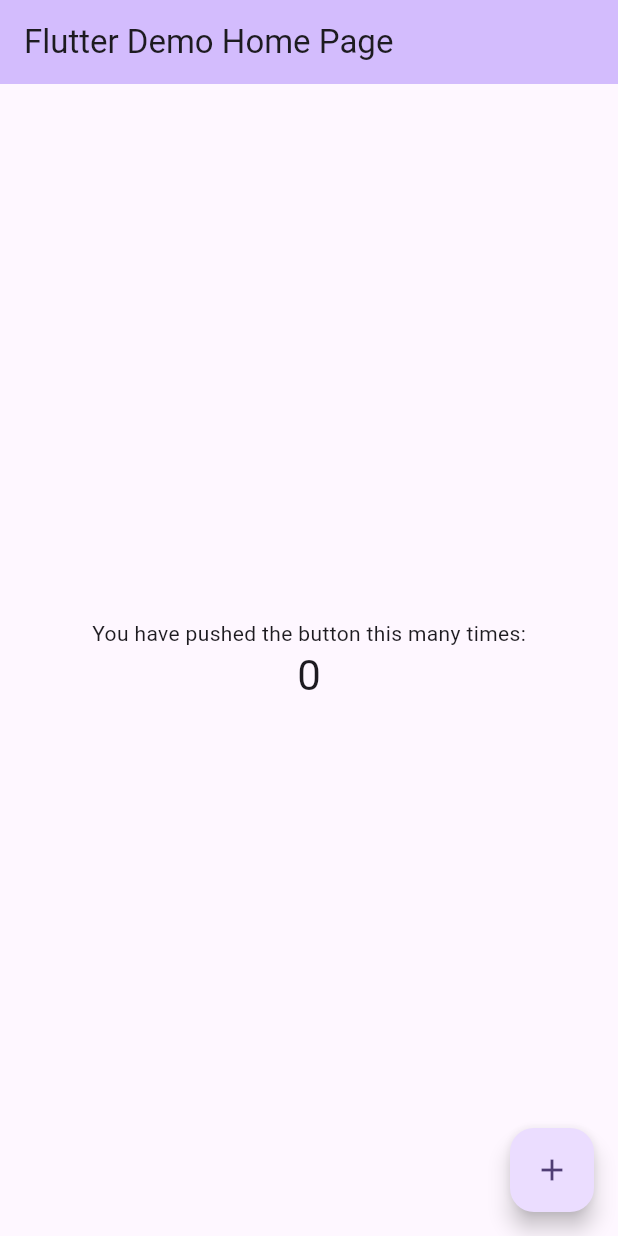
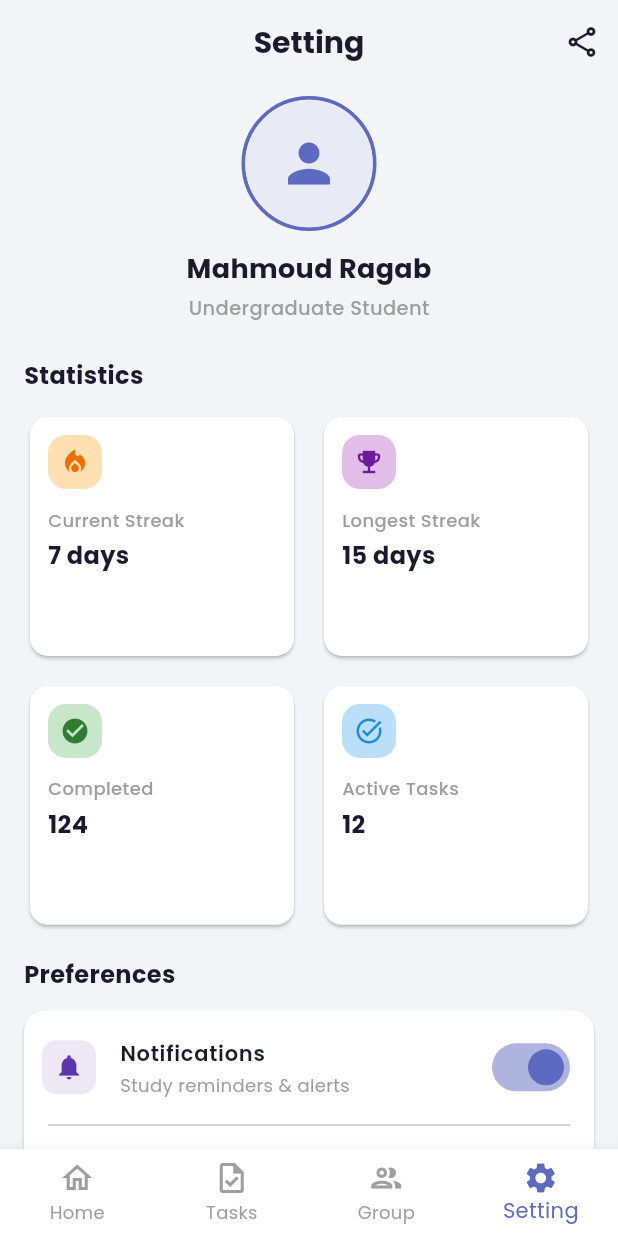
Before and after one commit to Adham167/Planova, a Flutter app: the screen it shows after launch, on a phone screen of 412 x 824 dp. Run offline on Flutter 3.47's test engine with Material 3 defaults, Android fonts, the phone set to English and light mode, and no system bars; our stand-ins replace google_fonts.

Commit message:
add Student Settings/Profile screen with stats grid and preference toggles

```diff
--- /dev/null
+++ b/lib/features/settings/screens/settings_screen.dart
@@ -0,0 +1,414 @@
+import 'package:flutter/material.dart';
+import 'package:google_fonts/google_fonts.dart';
+
+class SettingsScreen extends StatefulWidget {
+  const SettingsScreen({super.key});
+
+  @override
+  State<SettingsScreen> createState() => _SettingsScreenState();
+}
+
+class _SettingsScreenState extends State<SettingsScreen> {
+  bool _notificationsOn = true;
+  bool _darkModeOn = false;
+  int _selectedIndex = 3;
+
+  static const Color _backgroundColor = Color(0xFFF2F4F7);
+  static const Color _cardColor = Colors.white;
+  static const Color _primaryColor = Color(0xFF5C6BC0);
+  static const Color _textDark = Color(0xFF1A1A2E);
+  static const Color _textGrey = Color(0xFF9E9E9E);
+  static const Color _logoutRed = Color(0xFFE53935);
+
+  final List<_StatisticCardData> _statistics = const [
+    _StatisticCardData(
+      title: 'Current Streak',
+      value: '7 days',
+      icon: Icons.local_fire_department,
+      iconCircleColor: Color(0xFFFFE0B2),
+      iconColor: Color(0xFFEF6C00),
+    ),
+    _StatisticCardData(
+      title: 'Longest Streak',
+      value: '15 days',
+      icon: Icons.emoji_events,
+      iconCircleColor: Color(0xFFE1BEE7),
+      iconColor: Color(0xFF6A1B9A),
+    ),
+    _StatisticCardData(
+      title: 'Completed',
+      value: '124',
+      icon: Icons.check_circle,
+      iconCircleColor: Color(0xFFC8E6C9),
+      iconColor: Color(0xFF2E7D32),
+    ),
+    _StatisticCardData(
+      title: 'Active Tasks',
+      value: '12',
+      icon: Icons.task_alt,
+      iconCircleColor: Color(0xFFBBDEFB),
+      iconColor: Color(0xFF1E88E5),
+    ),
+  ];
+
+  void _onBottomNavTapped(int index) {
+    setState(() {
+      _selectedIndex = index;
+    });
+  }
+
+  Widget _buildStatisticCard(_StatisticCardData data) {
+    return Card(
+      color: _cardColor,
+      elevation: 1,
+      shape: RoundedRectangleBorder(borderRadius: BorderRadius.circular(12)),
+      child: Padding(
+        padding: const EdgeInsets.all(12.0),
+        child: Column(
+          crossAxisAlignment: CrossAxisAlignment.start,
+          children: [
+            Container(
+              width: 36,
+              height: 36,
+              decoration: BoxDecoration(
+                color: data.iconCircleColor,
+                borderRadius: BorderRadius.circular(12),
+              ),
+              child: Icon(data.icon, size: 20, color: data.iconColor),
+            ),
+            const SizedBox(height: 12),
+            Text(
+              data.title,
+              style: GoogleFonts.poppins(
+                color: _textGrey,
+                fontSize: 12,
+                fontWeight: FontWeight.w500,
+              ),
+            ),
+            const SizedBox(height: 4),
+            Text(
+              data.value,
+              style: GoogleFonts.poppins(
+                color: _textDark,
+                fontSize: 16,
+                fontWeight: FontWeight.w700,
+              ),
+            ),
+          ],
+        ),
+      ),
+    );
+  }
+
+  @override
+  Widget build(BuildContext context) {
+    return Scaffold(
+      backgroundColor: _backgroundColor,
+      appBar: AppBar(
+        backgroundColor: _backgroundColor,
+        elevation: 0,
+        centerTitle: true,
+        title: Text(
+          'Setting',
+          style: GoogleFonts.poppins(
+            color: _textDark,
+            fontSize: 20,
+            fontWeight: FontWeight.w700,
+          ),
+        ),
+        actions: [
+          IconButton(
+            icon: const Icon(Icons.share_outlined, color: Color(0xFF1A1A2E)),
+            onPressed: () {},
+          ),
+        ],
+      ),
+      body: SafeArea(
+        bottom: false,
+        child: SingleChildScrollView(
+          physics: const BouncingScrollPhysics(),
+          padding: const EdgeInsets.fromLTRB(16, 0, 16, 20),
+          child: Column(
+            crossAxisAlignment: CrossAxisAlignment.start,
+            children: [
+              const SizedBox(height: 8),
+              Center(
+                child: Column(
+                  children: [
+                    Container(
+                      width: 90,
+                      height: 90,
+                      decoration: BoxDecoration(
+                        shape: BoxShape.circle,
+                        border: Border.all(
+                          color: const Color(0xFF5C6BC0),
+                          width: 2.5,
+                        ),
+                      ),
+                      child: const CircleAvatar(
+                        radius: 40,
+                        backgroundColor: Color(0xFFE8EAF6),
+                        child: Icon(
+                          Icons.person,
+                          size: 42,
+                          color: Color(0xFF5C6BC0),
+                        ),
+                      ),
+                    ),
+                    const SizedBox(height: 12),
+                    Text(
+                      'Mahmoud Ragab',
+                      style: GoogleFonts.poppins(
+                        color: _textDark,
+                        fontSize: 18,
+                        fontWeight: FontWeight.w700,
+                      ),
+                    ),
+                    const SizedBox(height: 4),
+                    Text(
+                      'Undergraduate Student',
+                      style: GoogleFonts.poppins(
+                        color: _textGrey,
+                        fontSize: 13,
+                        fontWeight: FontWeight.w500,
+                      ),
+                    ),
+                  ],
+                ),
+              ),
+              const SizedBox(height: 24),
+              Text(
+                'Statistics',
+                style: GoogleFonts.poppins(
+                  color: _textDark,
+                  fontSize: 16,
+                  fontWeight: FontWeight.w700,
+                ),
+              ),
+              const SizedBox(height: 12),
+              GridView.count(
+                physics: const NeverScrollableScrollPhysics(),
+                crossAxisCount: 2,
+                childAspectRatio: 1.1,
+                crossAxisSpacing: 12,
+                mainAxisSpacing: 12,
+                shrinkWrap: true,
+                children: _statistics.map(_buildStatisticCard).toList(),
+              ),
+              const SizedBox(height: 18),
+              Text(
+                'Preferences',
+                style: GoogleFonts.poppins(
+                  color: _textDark,
+                  fontSize: 16,
+                  fontWeight: FontWeight.w700,
+                ),
+              ),
+              const SizedBox(height: 12),
+              Card(
+                margin: EdgeInsets.zero,
+                color: _cardColor,
+                elevation: 1,
+                shape: RoundedRectangleBorder(
+                  borderRadius: BorderRadius.circular(14),
+                ),
+                child: Column(
+                  children: [
+                    SwitchListTile(
+                      contentPadding: const EdgeInsets.symmetric(
+                        horizontal: 12,
+                        vertical: 2,
+                      ),
+                      title: Text(
+                        'Notifications',
+                        style: GoogleFonts.poppins(
+                          color: _textDark,
+                          fontSize: 14,
+                          fontWeight: FontWeight.w600,
+                        ),
+                      ),
+                      subtitle: Text(
+                        'Study reminders & alerts',
+                        style: GoogleFonts.poppins(
+                          color: _textGrey,
+                          fontSize: 12,
+                        ),
+                      ),
+                      secondary: Container(
+                        width: 36,
+                        height: 36,
+                        decoration: BoxDecoration(
+                          color: const Color(0xFFEDE7F6),
+                          borderRadius: BorderRadius.circular(10),
+                        ),
+                        child: const Icon(
+                          Icons.notifications,
+                          color: Color(0xFF5E35B1),
+                          size: 20,
+                        ),
+                      ),
+                      activeColor: _primaryColor,
+                      value: _notificationsOn,
+                      onChanged: (value) {
+                        setState(() {
+                          _notificationsOn = value;
+                        });
+                      },
+                    ),
+                    const Divider(height: 1, indent: 16, endIndent: 16),
+                    SwitchListTile(
+                      contentPadding: const EdgeInsets.symmetric(
+                        horizontal: 12,
+                        vertical: 2,
+                      ),
+                      title: Text(
+                        'Dark Mode',
+                        style: GoogleFonts.poppins(
+                          color: _textDark,
+                          fontSize: 14,
+                          fontWeight: FontWeight.w600,
+                        ),
+                      ),
+                      subtitle: Text(
+                        'Reduce eye strain at night',
+                        style: GoogleFonts.poppins(
+                          color: _textGrey,
+                          fontSize: 12,
+                        ),
+                      ),
+                      secondary: Container(
+                        width: 36,
+                        height: 36,
+                        decoration: BoxDecoration(
+                          color: const Color(0xFFE8EAF6),
+                          borderRadius: BorderRadius.circular(10),
+                        ),
+                        child: const Icon(
+                          Icons.nights_stay,
+                          color: Color(0xFF3949AB),
+                          size: 20,
+                        ),
+                      ),
+                      activeColor: _primaryColor,
+                      value: _darkModeOn,
+                      onChanged: (value) {
+                        setState(() {
+                          _darkModeOn = value;
+                        });
+                      },
+                    ),
+                    const Divider(height: 1, indent: 16, endIndent: 16),
+                    ListTile(
+                      contentPadding: const EdgeInsets.symmetric(
+                        horizontal: 12,
+                        vertical: 0,
+                      ),
+                      leading: Container(
+                        width: 36,
+                        height: 36,
+                        decoration: BoxDecoration(
+                          color: const Color(0xFFEDE7F6),
+                          borderRadius: BorderRadius.circular(10),
+                        ),
+                        child: const Icon(
+                          Icons.lock,
+                          color: Color(0xFF5E35B1),
+                          size: 20,
+                        ),
+                      ),
+                      title: Text(
+                        'Privacy & Security',
+                        style: GoogleFonts.poppins(
+                          color: _textDark,
+                          fontSize: 14,
+                          fontWeight: FontWeight.w600,
+                        ),
+                      ),
+                      subtitle: Text(
+                        'Manage account & data',
+                        style: GoogleFonts.poppins(
+                          color: _textGrey,
+                          fontSize: 12,
+                        ),
+                      ),
+                      trailing: const Icon(
+                        Icons.chevron_right,
+                        color: Color(0xFF9E9E9E),
+                      ),
+                      onTap: () {},
+                    ),
+                  ],
+                ),
+              ),
+              const SizedBox(height: 20),
+              SizedBox(
+                width: double.infinity,
+                child: OutlinedButton.icon(
+                  style: OutlinedButton.styleFrom(
+                    shape: RoundedRectangleBorder(
+                      borderRadius: BorderRadius.circular(12),
+                    ),
+                    side: const BorderSide(color: _logoutRed),
+                    foregroundColor: _logoutRed,
+                    padding: const EdgeInsets.symmetric(vertical: 14),
+                  ),
+                  icon: const Icon(Icons.logout, color: _logoutRed),
+                  label: Text(
+                    'Logout',
+                    style: GoogleFonts.poppins(
+                      color: _logoutRed,
+                      fontSize: 14,
+                      fontWeight: FontWeight.w600,
+                    ),
+                  ),
+                  onPressed: () {},
+                ),
+              ),
+              const SizedBox(height: 10),
+            ],
+          ),
+        ),
+      ),
+      bottomNavigationBar: BottomNavigationBar(
+        currentIndex: _selectedIndex,
+        onTap: _onBottomNavTapped,
+        selectedItemColor: _primaryColor,
+        unselectedItemColor: const Color(0xFF9E9E9E),
+        backgroundColor: Colors.white,
+        type: BottomNavigationBarType.fixed,
+        showUnselectedLabels: true,
+        items: const [
+          BottomNavigationBarItem(
+            icon: Icon(Icons.home_outlined),
+            label: 'Home',
+          ),
+          BottomNavigationBarItem(
+            icon: Icon(Icons.task_outlined),
+            label: 'Tasks',
+          ),
+          BottomNavigationBarItem(
+            icon: Icon(Icons.group_outlined),
+            label: 'Group',
+          ),
+          BottomNavigationBarItem(icon: Icon(Icons.settings), label: 'Setting'),
+        ],
+      ),
+    );
+  }
+}
+
+class _StatisticCardData {
+  final String title;
+  final String value;
+  final IconData icon;
+  final Color iconCircleColor;
+  final Color iconColor;
+
+  const _StatisticCardData({
+    required this.title,
+    required this.value,
+    required this.icon,
+    required this.iconCircleColor,
+    required this.iconColor,
+  });
+}
--- a/lib/main.dart
+++ b/lib/main.dart
@@ -1,4 +1,6 @@
 import 'package:flutter/material.dart';
+import 'package:google_fonts/google_fonts.dart';
+import 'features/settings/screens/settings_screen.dart';
 
 void main() {
   runApp(const MyApp());
@@ -7,116 +9,17 @@ void main() {
 class MyApp extends StatelessWidget {
   const MyApp({super.key});
 
-  // This widget is the root of your application.
   @override
   Widget build(BuildContext context) {
     return MaterialApp(
-      title: 'Flutter Demo',
+      debugShowCheckedModeBanner: false,
+      title: 'Planova Settings',
       theme: ThemeData(
-        // This is the theme of your application.
-        //
-        // TRY THIS: Try running your application with "flutter run". You'll see
-        // the application has a purple toolbar. Then, without quitting the app,
-        // try changing the seedColor in the colorScheme below to Colors.green
-        // and then invoke "hot reload" (save your changes or press the "hot
-        // reload" button in a Flutter-supported IDE, or press "r" if you used
-        // the command line to start the app).
-        //
-        // Notice that the counter didn't reset back to zero; the application
-        // state is not lost during the reload. To reset the state, use hot
-        // restart instead.
-        //
-        // This works for code too, not just values: Most code changes can be
-        // tested with just a hot reload.
-        colorScheme: ColorScheme.fromSeed(seedColor: Colors.deepPurple),
+        useMaterial3: true,
+        colorScheme: ColorScheme.fromSeed(seedColor: const Color(0xFF5C6BC0)),
+        textTheme: GoogleFonts.poppinsTextTheme(),
       ),
-      home: const MyHomePage(title: 'Flutter Demo Home Page'),
+      home: const SettingsScreen(),
     );
   }
 }
-
-class MyHomePage extends StatefulWidget {
-  const MyHomePage({super.key, required this.title});
-
-  // This widget is the home page of your application. It is stateful, meaning
-  // that it has a State object (defined below) that contains fields that affect
-  // how it looks.
-
-  // This class is the configuration for the state. It holds the values (in this
-  // case the title) provided by the parent (in this case the App widget) and
-  // used by the build method of the State. Fields in a Widget subclass are
-  // always marked "final".
-
-  final String title;
-
-  @override
-  State<MyHomePage> createState() => _MyHomePageState();
-}
-
-class _MyHomePageState extends State<MyHomePage> {
-  int _counter = 0;
-
-  void _incrementCounter() {
-    setState(() {
-      // This call to setState tells the Flutter framework that something has
-      // changed in this State, which causes it to rerun the build method below
-      // so that the display can reflect the updated values. If we changed
-      // _counter without calling setState(), then the build method would not be
-      // called again, and so nothing would appear to happen.
-      _counter++;
-    });
-  }
-
-  @override
-  Widget build(BuildContext context) {
-    // This method is rerun every time setState is called, for instance as done
-    // by the _incrementCounter method above.
-    //
-    // The Flutter framework has been optimized to make rerunning build methods
-    // fast, so that you can just rebuild anything that needs updating rather
-    // than having to individually change instances of widgets.
-    return Scaffold(
-      appBar: AppBar(
-        // TRY THIS: Try changing the color here to a specific color (to
-        // Colors.amber, perhaps?) and trigger a hot reload to see the AppBar
-        // change color while the other colors stay the same.
-        backgroundColor: Theme.of(context).colorScheme.inversePrimary,
-        // Here we take the value from the MyHomePage object that was created by
-        // the App.build method, and use it to set our appbar title.
-        title: Text(widget.title),
-      ),
-      body: Center(
-        // Center is a layout widget. It takes a single child and positions it
-        // in the middle of the parent.
-        child: Column(
-          // Column is also a layout widget. It takes a list of children and
-          // arranges them vertically. By default, it sizes itself to fit its
-          // children horizontally, and tries to be as tall as its parent.
-          //
-          // Column has various properties to control how it sizes itself and
-          // how it positions its children. Here we use mainAxisAlignment to
-          // center the children vertically; the main axis here is the vertical
-          // axis because Columns are vertical (the cross axis would be
-          // horizontal).
-          //
-          // TRY THIS: Invoke "debug painting" (choose the "Toggle Debug Paint"
-          // action in the IDE, or press "p" in the console), to see the
-          // wireframe for each widget.
-          mainAxisAlignment: MainAxisAlignment.center,
-          children: <Widget>[
-            const Text('You have pushed the button this many times:'),
-            Text(
-              '$_counter',
-              style: Theme.of(context).textTheme.headlineMedium,
-            ),
-          ],
-        ),
-      ),
-      floatingActionButton: FloatingActionButton(
-        onPressed: _incrementCounter,
-        tooltip: 'Increment',
-        child: const Icon(Icons.add),
-      ), // This trailing comma makes auto-formatting nicer for build methods.
-    );
-  }
-}
--- a/pubspec.yaml
+++ b/pubspec.yaml
@@ -34,6 +34,8 @@ dependencies:
   # The following adds the Cupertino Icons font to your application.
   # Use with the CupertinoIcons class for iOS style icons.
   cupertino_icons: ^1.0.8
+  google_fonts: ^6.2.1
+  flutter_svg: ^2.0.7
 
 dev_dependencies:
   flutter_test:
```
Also changed, not shown: pubspec.lock, 3 other files.
